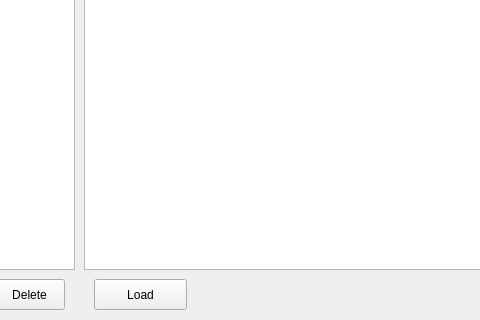
Qt form host_switcher.ui (yyquick/host-switcher) before a commit; both pictures show x 106 to 586 and y 211 to 531 of the 790 by 531 pixel window.
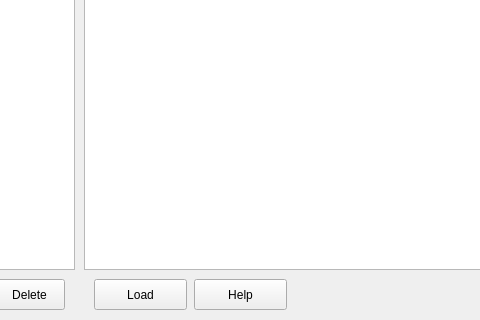
The same form after that commit.

What changed in the file:
```diff
--- a/host_switcher.ui
+++ b/host_switcher.ui
@@ -161,6 +161,19 @@
     <string>Load</string>
    </property>
   </widget>
+  <widget class="QPushButton" name="helpButton">
+   <property name="geometry">
+    <rect>
+     <x>300</x>
+     <y>490</y>
+     <width>93</width>
+     <height>31</height>
+    </rect>
+   </property>
+   <property name="text">
+    <string>Help</string>
+   </property>
+  </widget>
  </widget>
  <layoutdefault spacing="6" margin="11"/>
  <resources/>
```
